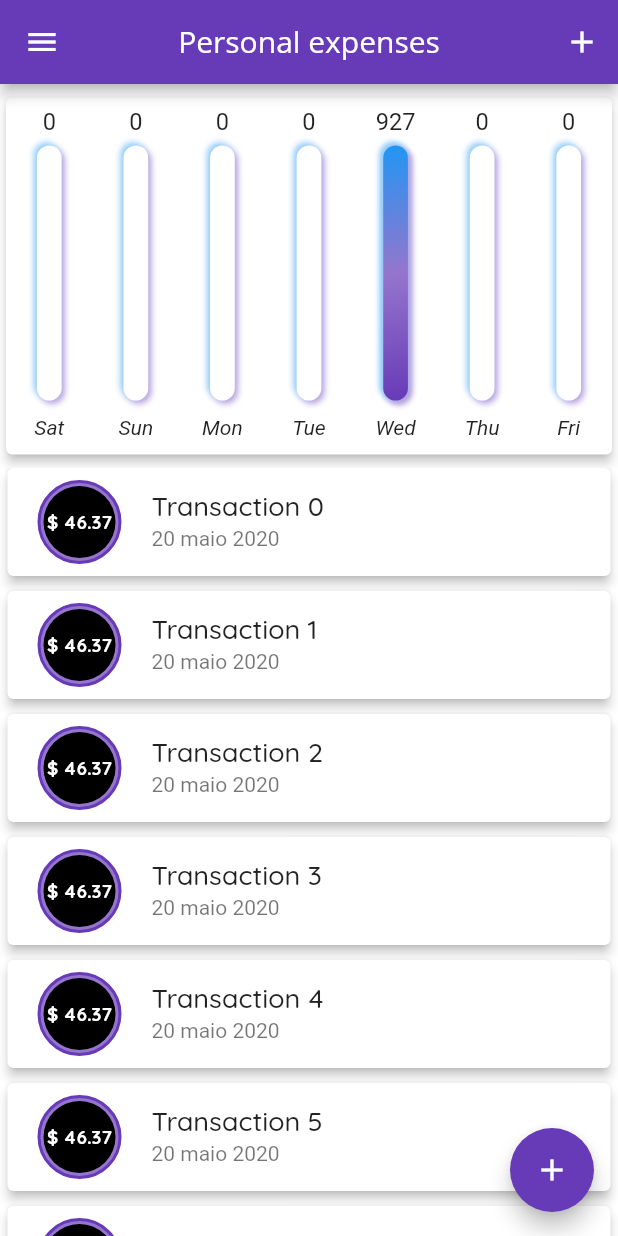
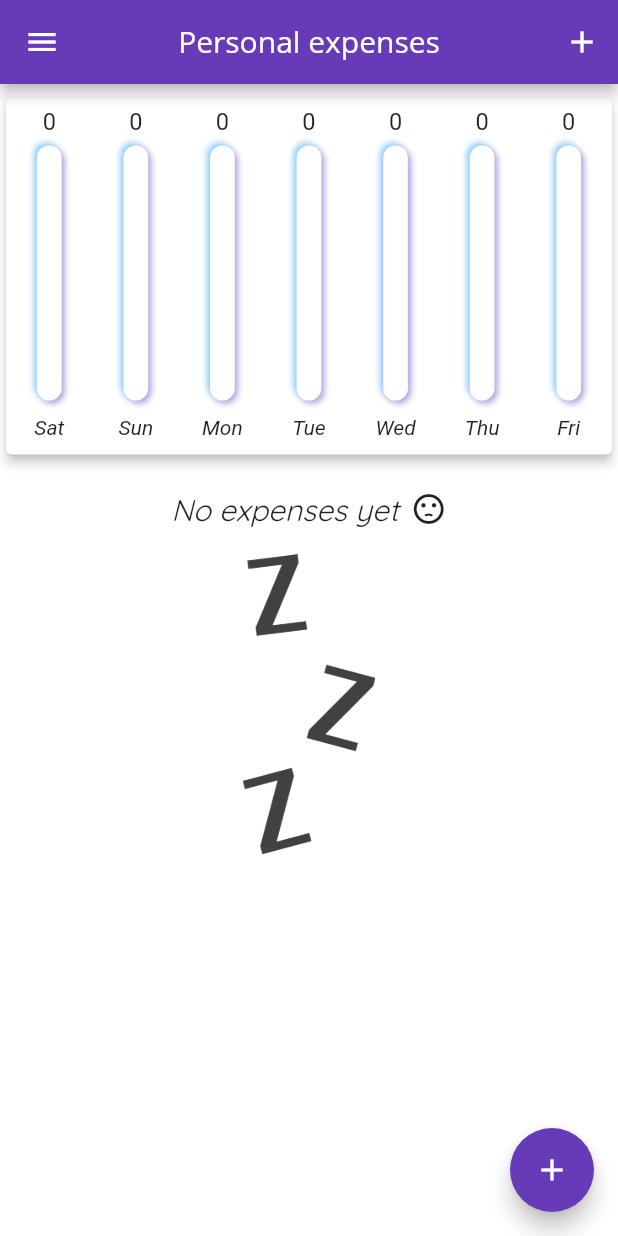
Before and after one commit to waltervsj/flutter-expenses, a Flutter app: the screen it shows after launch, on a phone screen of 412 x 824 dp. Run offline on Flutter 3.47's test engine with Material 2 defaults, Android fonts, the phone set to English and light mode, and no system bars.

Commit message:
Delete transaction

```diff
--- a/lib/components/grafic.dart
+++ b/lib/components/grafic.dart
@@ -36,7 +36,7 @@ class Grafic extends StatelessWidget {
       return {
         'day': DateFormat.E().format(weekDay),
         'value': totalDaySum.toStringAsFixed(2),
-        'percentage': totalDaySum / _weekSum,
+        'percentage': _weekSum != 0 ? totalDaySum / _weekSum : 0.0,
       };
     }).reversed.toList();
   }
--- a/lib/components/transactionForm.dart
+++ b/lib/components/transactionForm.dart
@@ -17,7 +17,7 @@ class _TransactionFormState extends State<TransactionForm> {
 
   Future<void> _submitForm() async {
     final title = this._titleController.text;
-    final value = double.tryParse(this._valueController.text) ?? 0;
+    final value = double.tryParse(this._valueController.text) ?? 0.0;
     final date = _selectedDate;
 
     if (title.isEmpty || value <= 0 || date == null) {
--- a/lib/components/transactionList.dart
+++ b/lib/components/transactionList.dart
@@ -5,8 +5,9 @@ import '../model/transaction.dart';
 
 class TransactionList extends StatelessWidget {
   final List<Transaction> transactions;
+  final void Function(int) onRemove;
 
-  TransactionList({@required this.transactions});
+  TransactionList({@required this.transactions, @required this.onRemove});
 
   @override
   Widget build(BuildContext context) {
@@ -30,7 +31,10 @@ class TransactionList extends StatelessWidget {
                       decoration: BoxDecoration(
                         color: Colors.deepPurple[300],
                         shape: BoxShape.circle,
-                        border: Border.all(color: Colors.deepPurple, width: 2)
+                        border: Border.all(
+                          color: Colors.deepPurple,
+                          width: 2,
+                        ),
                       ),
                       child: CircleAvatar(
                         backgroundColor: Colors.black,
@@ -40,7 +44,9 @@ class TransactionList extends StatelessWidget {
                             padding: EdgeInsets.only(right: 8, left: 8),
                             child: Text(
                               '\$ ${transaction.value.toStringAsFixed(2)}',
-                              style: TextStyle(fontWeight: FontWeight.bold, color: Colors.white),
+                              style: TextStyle(
+                                  fontWeight: FontWeight.bold,
+                                  color: Colors.white),
                             ),
                           ),
                         ),
@@ -52,6 +58,11 @@ class TransactionList extends StatelessWidget {
                     ),
                     subtitle: Text(DateFormat('dd MMMM y', 'pt-BR')
                         .format(transaction.date)),
+                    trailing: IconButton(
+                      icon: Icon(Icons.delete),
+                      color: Colors.red[300],
+                      onPressed: () => this.onRemove(transaction.id),
+                    ),
                   ),
                 );
               },
--- a/lib/main.dart
+++ b/lib/main.dart
@@ -72,6 +72,11 @@ class _MyHomePageState extends State<MyHomePage> {
     if (doPop) Navigator.of(context).pop();
   }
 
+  _deleteTransaction(int id) {
+    setState(() {
+      Transactions.transactionsData.removeWhere((tr) => tr.id == id);
+    });
+  }
   _openTransactionFormModal(BuildContext ctx) {
     showModalBottomSheet(
       context: ctx,
@@ -110,6 +115,7 @@ class _MyHomePageState extends State<MyHomePage> {
             flex: 6,
             child: TransactionList(
               transactions: Transactions.transactionsData,
+              onRemove: _deleteTransaction,
             ),
           ),
         ],
--- a/lib/mock/transactions.dart
+++ b/lib/mock/transactions.dart
@@ -3,19 +3,21 @@ import 'dart:math';
 import '../model/transaction.dart';
 
 class Transactions {
-  static List<Transaction> transactionsData = List<Transaction>.generate(
-    Random().nextInt(100),
-    (index) => new Transaction(
-      id: index + 1,
-      title: 'Transaction $index',
-      value: Random().nextDouble() * Random().nextInt(1000),
-      date: DateTime.now().subtract(
-        Duration(
-          days: Random().nextInt(7),
-        ),
-      ),
-    ),
-  ).toList();
+  // static List<Transaction> transactionsData = List<Transaction>.generate(
+  //   Random().nextInt(100),
+  //   (index) => new Transaction(
+  //     id: index + 1,
+  //     title: 'Transaction $index',
+  //     value: Random().nextDouble() * Random().nextInt(1000),
+  //     date: DateTime.now().subtract(
+  //       Duration(
+  //         days: Random().nextInt(7),
+  //       ),
+  //     ),
+  //   ),
+  // ).toList();
+
+  static List<Transaction> transactionsData = [];
 
   static List<Transaction> get recentTransactions {
     return transactionsData.where((transaction) {
```
